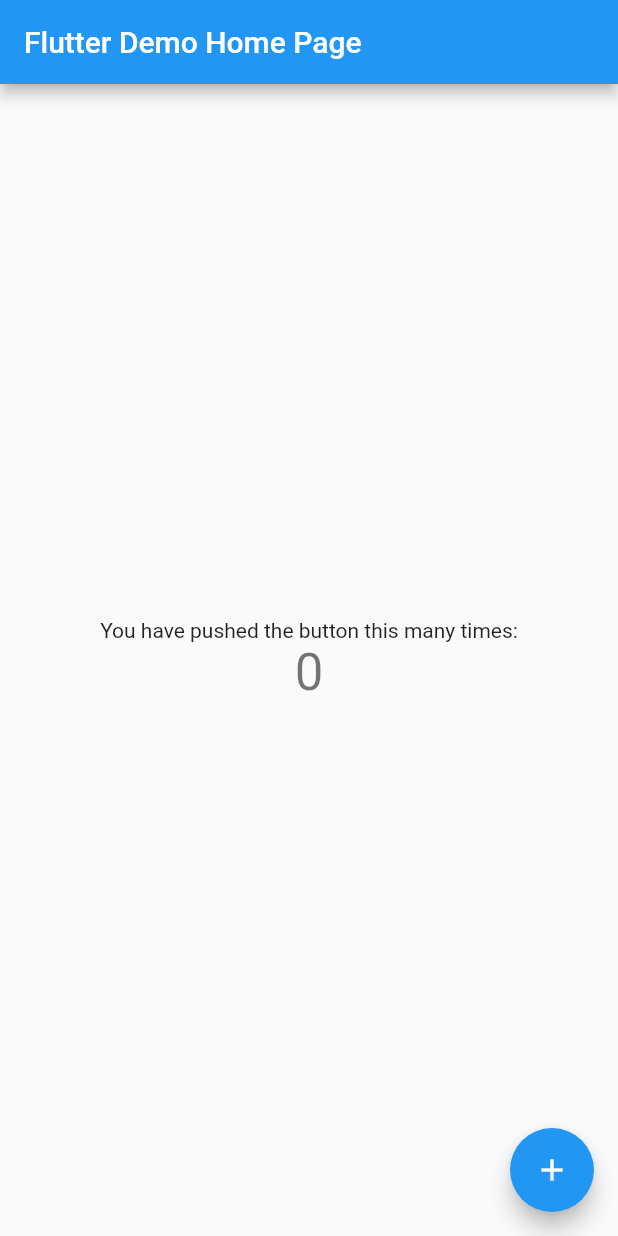
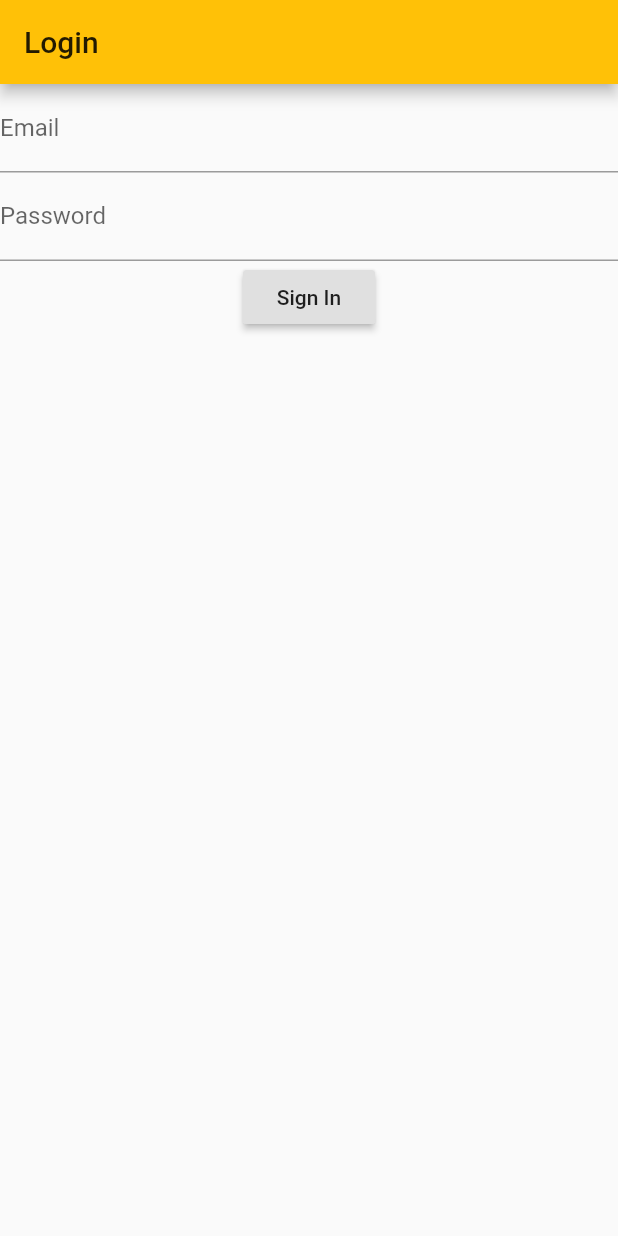
Before and after one commit to C-m3-Codin/Management, a Flutter app: the screen it shows after launch, on a phone screen of 412 x 824 dp. Run offline on Flutter 3.47's test engine with Material 2 defaults, Android fonts, the phone set to English and light mode, and no system bars.

Commit message:
Login Gui

```diff
--- /dev/null
+++ b/lib/Login.dart
@@ -0,0 +1,63 @@
+import 'package:flutter/material.dart';
+
+class LoginPage extends StatefulWidget {
+  @override
+  _LoginPageState createState() => _LoginPageState();
+}
+
+class _LoginPageState extends State<LoginPage> {
+  String _password, _email;
+  final GlobalKey<FormState> _formkey = GlobalKey<FormState>();
+  @override
+  Widget build(BuildContext context) {
+    return Scaffold(
+      appBar: AppBar(
+        title: Text("Login"),
+        actions: <Widget>[
+          //logout option widget
+        ],
+      ),
+      body: Form(
+          key: _formkey,
+          child: Column(
+            children: <Widget>[
+              TextFormField(
+                validator: (input) {
+                  if (input.isEmpty) {
+                    return "Please enter something";
+                  }
+                },
+                onSaved: (input) {
+                  _email = input;
+                },
+                decoration: InputDecoration(labelText: 'Email'),
+              ),
+              TextFormField(
+                validator: (input) {
+                  if (input.isEmpty) {
+                    return "Enter Password";
+                  }
+                },
+                onSaved: (input) {
+                  _password = input;
+                },
+                decoration: InputDecoration(labelText: "Password"),
+                obscureText: true,
+              ),
+              RaisedButton(
+                onPressed: () {},
+                child: Text("Sign In"),
+              )
+            ],
+          )),
+    );
+  }
+
+  void signIn() {
+    final formVal = _formkey.currentState;
+
+    if (formVal.validate()) {
+      //login
+    }
+  }
+}
--- a/lib/main.dart
+++ b/lib/main.dart
@@ -1,117 +1,18 @@
 import 'package:flutter/material.dart';
+
+import 'Login.dart';
 
 void main() {
   runApp(MyApp());
 }
 
 class MyApp extends StatelessWidget {
-  // This widget is the root of your application.
   @override
   Widget build(BuildContext context) {
     return MaterialApp(
-      title: 'Flutter Demo',
-      theme: ThemeData(
-        // This is the theme of your application.
-        //
-        // Try running your application with "flutter run". You'll see the
-        // application has a blue toolbar. Then, without quitting the app, try
-        // changing the primarySwatch below to Colors.green and then invoke
-        // "hot reload" (press "r" in the console where you ran "flutter run",
-        // or simply save your changes to "hot reload" in a Flutter IDE).
-        // Notice that the counter didn't reset back to zero; the application
-        // is not restarted.
-        primarySwatch: Colors.blue,
-        // This makes the visual density adapt to the platform that you run
-        // the app on. For desktop platforms, the controls will be smaller and
-        // closer together (more dense) than on mobile platforms.
-        visualDensity: VisualDensity.adaptivePlatformDensity,
-      ),
-      home: MyHomePage(title: 'Flutter Demo Home Page'),
+      title: 'CCE',
+      theme: ThemeData(primarySwatch: Colors.amber),
+      home: LoginPage(),
     );
   }
 }
-
-class MyHomePage extends StatefulWidget {
-  MyHomePage({Key key, this.title}) : super(key: key);
-
-  // This widget is the home page of your application. It is stateful, meaning
-  // that it has a State object (defined below) that contains fields that affect
-  // how it looks.
-
-  // This class is the configuration for the state. It holds the values (in this
-  // case the title) provided by the parent (in this case the App widget) and
-  // used by the build method of the State. Fields in a Widget subclass are
-  // always marked "final".
-
-  final String title;
-
-  @override
-  _MyHomePageState createState() => _MyHomePageState();
-}
-
-class _MyHomePageState extends State<MyHomePage> {
-  int _counter = 0;
-
-  void _incrementCounter() {
-    setState(() {
-      // This call to setState tells the Flutter framework that something has
-      // changed in this State, which causes it to rerun the build method below
-      // so that the display can reflect the updated values. If we changed
-      // _counter without calling setState(), then the build method would not be
-      // called again, and so nothing would appear to happen.
-      _counter++;
-    });
-  }
-
-  @override
-  Widget build(BuildContext context) {
-    // This method is rerun every time setState is called, for instance as done
-    // by the _incrementCounter method above.
-    //
-    // The Flutter framework has been optimized to make rerunning build methods
-    // fast, so that you can just rebuild anything that needs updating rather
-    // than having to individually change instances of widgets.
-    return Scaffold(
-      appBar: AppBar(
-        // Here we take the value from the MyHomePage object that was created by
-        // the App.build method, and use it to set our appbar title.
-        title: Text(widget.title),
-      ),
-      body: Center(
-        // Center is a layout widget. It takes a single child and positions it
-        // in the middle of the parent.
-        child: Column(
-          // Column is also a layout widget. It takes a list of children and
-          // arranges them vertically. By default, it sizes itself to fit its
-          // children horizontally, and tries to be as tall as its parent.
-          //
-          // Invoke "debug painting" (press "p" in the console, choose the
-          // "Toggle Debug Paint" action from the Flutter Inspector in Android
-          // Studio, or the "Toggle Debug Paint" command in Visual Studio Code)
-          // to see the wireframe for each widget.
-          //
-          // Column has various properties to control how it sizes itself and
-          // how it positions its children. Here we use mainAxisAlignment to
-          // center the children vertically; the main axis here is the vertical
-          // axis because Columns are vertical (the cross axis would be
-          // horizontal).
-          mainAxisAlignment: MainAxisAlignment.center,
-          children: <Widget>[
-            Text(
-              'You have pushed the button this many times:',
-            ),
-            Text(
-              '$_counter',
-              style: Theme.of(context).textTheme.headline4,
-            ),
-          ],
-        ),
-      ),
-      floatingActionButton: FloatingActionButton(
-        onPressed: _incrementCounter,
-        tooltip: 'Increment',
-        child: Icon(Icons.add),
-      ), // This trailing comma makes auto-formatting nicer for build methods.
-    );
-  }
-}
--- a/pubspec.yaml
+++ b/pubspec.yaml
@@ -27,6 +27,8 @@ dependencies:
 
   # The following adds the Cupertino Icons font to your application.
   # Use with the CupertinoIcons class for iOS style icons.
+  firebase_auth: ^0.16.1
+  shared_preferences: ^0.5.8
   cupertino_icons: ^0.1.3
 
 dev_dependencies:
```
Also changed, not shown: pubspec.lock, 1 other file.
